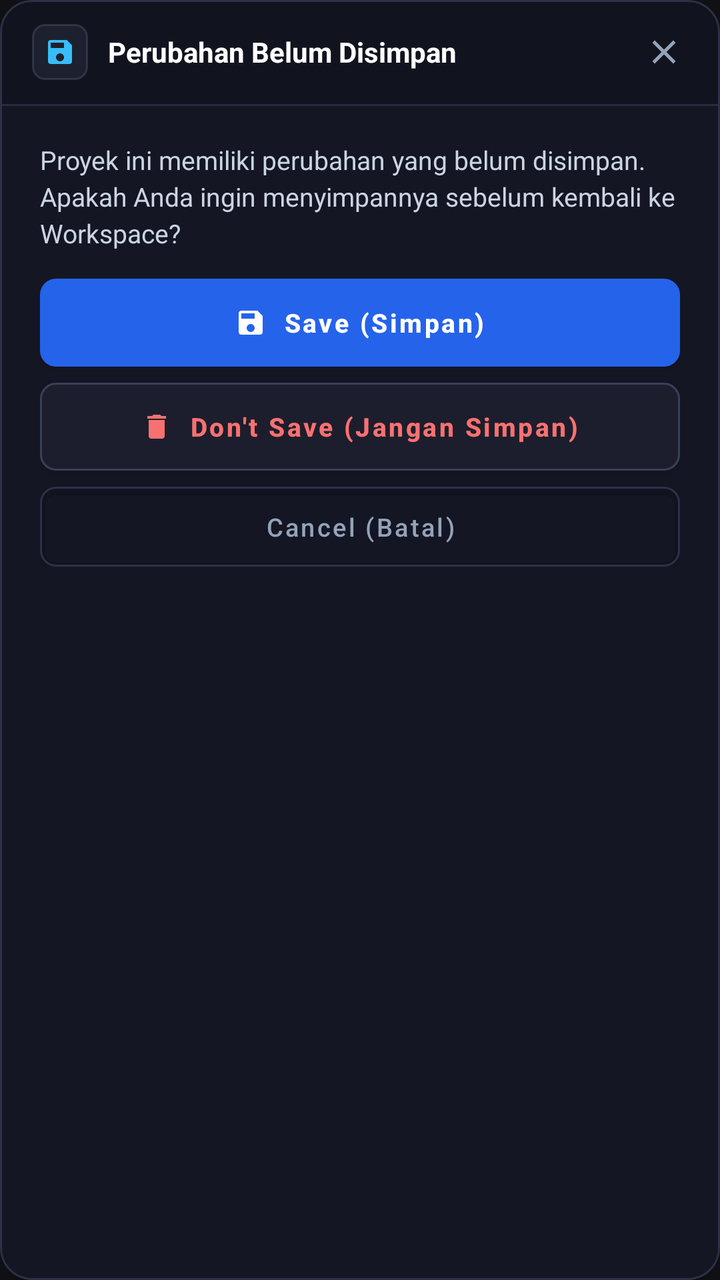
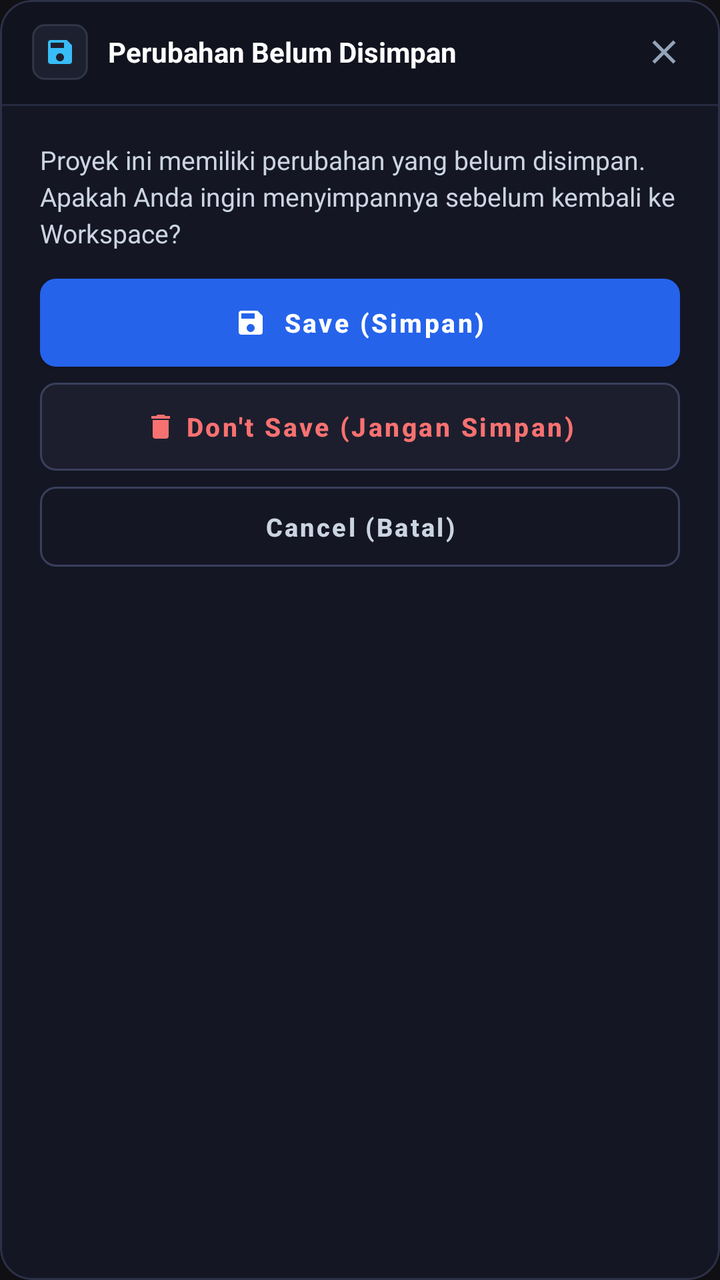

Two renders of the same Android screen: before a commit and after it. Below are the layout's source before the change and the commit's diff.
<!-- AndroidManifest.xml: application theme Theme.Simurelay -->
<!-- res/layout/dialog_modern_unsaved_changes.xml -->
<?xml version="1.0" encoding="utf-8"?>
<com.google.android.material.card.MaterialCardView
    xmlns:android="http://schemas.android.com/apk/res/android"
    xmlns:app="http://schemas.android.com/apk/res-auto"
    android:layout_width="match_parent"
    android:layout_height="wrap_content"
    android:layout_margin="16dp"
    app:cardBackgroundColor="#141624"
    app:cardCornerRadius="16dp"
    app:cardElevation="16dp"
    app:strokeColor="#2d3148"
    app:strokeWidth="1dp">

    <LinearLayout
        android:layout_width="match_parent"
        android:layout_height="wrap_content"
        android:orientation="vertical">

        
        <LinearLayout
            android:layout_width="match_parent"
            android:layout_height="52dp"
            android:gravity="center_vertical"
            android:orientation="horizontal"
            android:background="#11131f"
            android:paddingStart="16dp"
            android:paddingEnd="12dp">

            <FrameLayout
                android:layout_width="28dp"
                android:layout_height="28dp"
                android:background="@drawable/bg_status_badge_off">

                <ImageView
                    android:id="@+id/ivUnsavedHeaderIcon"
                    android:layout_width="16dp"
                    android:layout_height="16dp"
                    android:layout_gravity="center"
                    android:src="@drawable/ic_menu_save"
                    app:tint="#38bdf8"
                    android:contentDescription="Save Icon" />
            </FrameLayout>

            <TextView
                android:id="@+id/tvUnsavedHeaderTitle"
                android:layout_width="0dp"
                android:layout_height="wrap_content"
                android:layout_weight="1"
                android:layout_marginStart="10dp"
                android:text="Perubahan Belum Disimpan"
                android:textColor="#ffffff"
                android:textSize="14sp"
                android:textStyle="bold" />

            <ImageView
                android:id="@+id/btnCloseUnsaved"
                android:layout_width="32dp"
                android:layout_height="32dp"
                android:padding="6dp"
                android:src="@drawable/ic_close"
                android:background="?android:attr/selectableItemBackgroundBorderless"
                android:clickable="true"
                android:focusable="true"
                app:tint="#94a3b8"
                android:contentDescription="Close" />
        </LinearLayout>

        <View
            android:layout_width="match_parent"
            android:layout_height="1dp"
            android:background="#262a40" />

        
        <LinearLayout
            android:layout_width="match_parent"
            android:layout_height="wrap_content"
            android:orientation="vertical"
            android:paddingStart="20dp"
            android:paddingTop="18dp"
            android:paddingEnd="20dp"
            android:paddingBottom="14dp">

            <TextView
                android:id="@+id/tvUnsavedMessage"
                android:layout_width="match_parent"
                android:layout_height="wrap_content"
                android:text="Proyek ini memiliki perubahan yang belum disimpan. Apakah Anda ingin menyimpannya sebelum kembali ke Workspace?"
                android:textColor="#cbd5e1"
                android:textSize="13sp"
                android:lineSpacingExtra="3dp" />
        </LinearLayout>

        
        <LinearLayout
            android:layout_width="match_parent"
            android:layout_height="wrap_content"
            android:orientation="vertical"
            android:paddingStart="20dp"
            android:paddingEnd="20dp"
            android:paddingBottom="20dp">

            
            <com.google.android.material.button.MaterialButton
                android:id="@+id/btnSaveUnsaved"
                android:layout_width="match_parent"
                android:layout_height="44dp"
                android:text="Save (Simpan)"
                android:textColor="#ffffff"
                android:textSize="13sp"
                android:textStyle="bold"
                android:textAllCaps="false"
                app:backgroundTint="#2563eb"
                app:cornerRadius="8dp"
                app:icon="@drawable/ic_menu_save"
                app:iconGravity="textStart"
                app:iconSize="16dp"
                app:iconTint="#ffffff"
                android:insetTop="0dp"
                android:insetBottom="0dp" />

            
            <com.google.android.material.button.MaterialButton
                android:id="@+id/btnDontSaveUnsaved"
                android:layout_width="match_parent"
                android:layout_height="44dp"
                android:layout_marginTop="8dp"
                android:text="Don't Save (Jangan Simpan)"
                android:textColor="#f87171"
                android:textSize="13sp"
                android:textStyle="bold"
                android:textAllCaps="false"
                app:backgroundTint="#1c1e2d"
                app:strokeColor="#3a3f5c"
                app:strokeWidth="1dp"
                app:cornerRadius="8dp"
                app:icon="@drawable/ic_delete"
                app:iconGravity="textStart"
                app:iconSize="16dp"
                app:iconTint="#f87171"
                android:insetTop="0dp"
                android:insetBottom="0dp" />

            
            <com.google.android.material.button.MaterialButton
                android:id="@+id/btnCancelUnsaved"
                android:layout_width="match_parent"
                android:layout_height="40dp"
                android:layout_marginTop="8dp"
                android:text="Cancel (Batal)"
                android:textColor="#94a3b8"
                android:textSize="12.5sp"
                android:textAllCaps="false"
                app:backgroundTint="@android:color/transparent"
                app:strokeColor="#2d3148"
                app:strokeWidth="1dp"
                app:cornerRadius="8dp"
                android:insetTop="0dp"
                android:insetBottom="0dp" />
        </LinearLayout>

    </LinearLayout>
</com.google.android.material.card.MaterialCardView>
<!-- resources referenced by this layout -->
<resources>
  <!-- drawable bg_status_badge_off (drawable) -->
  <?xml version="1.0" encoding="utf-8"?>
  <shape xmlns:android="http://schemas.android.com/apk/res/android"
      android:shape="rectangle">
      <corners android:radius="6dp" />
      <solid android:color="#2664748b" />
      <stroke
          android:width="1dp"
          android:color="#4d64748b" />
  </shape>
  <!-- drawable ic_close (drawable) -->
  <vector xmlns:android="http://schemas.android.com/apk/res/android"
      android:width="24dp"
      android:height="24dp"
      android:viewportWidth="24"
      android:viewportHeight="24">
    <path
        android:fillColor="#ffffff"
        android:pathData="M19,6.41L17.59,5 12,10.59 6.41,5 5,6.41 10.59,12 5,17.59 6.41,19 12,13.41 17.59,19 19,17.59 13.41,12z"/>
  </vector>
  <!-- drawable ic_delete (drawable) -->
  <vector xmlns:android="http://schemas.android.com/apk/res/android"
      android:width="24dp"
      android:height="24dp"
      android:viewportWidth="24"
      android:viewportHeight="24">
      <path
          android:fillColor="#FFFFFFFF"
          android:pathData="M6,19c0,1.1 0.9,2 2,2h8c1.1,0 2,-0.9 2,-2V7H6v12zM19,4h-3.5l-1,-1h-5l-1,1H5v2h14V4z"/>
  </vector>
  <!-- drawable ic_menu_save (drawable) -->
  <vector xmlns:android="http://schemas.android.com/apk/res/android"
      android:width="24dp"
      android:height="24dp"
      android:viewportWidth="24"
      android:viewportHeight="24">
      <path
          android:fillColor="#FFFFFFFF"
          android:pathData="M17,3H5c-1.11,0 -2,0.9 -2,2v14c0,1.1 0.89,2 2,2h14c1.1,0 2,-0.9 2,-2V7l-4,-4zm-5,16c-1.66,0 -3,-1.34 -3,-3s1.34,-3 3,-3 3,1.34 3,3 -1.34,3 -3,3zm3,-10H5V5h10v4z"/>
  </vector>
  <style name="Theme.Simurelay" parent="Theme.MaterialComponents.NoActionBar">
          <item name="android:windowBackground">#121216</item>
          <item name="android:colorBackground">#121216</item>
          <item name="android:windowNoTitle">true</item>
          <item name="android:windowFullscreen">false</item>
          <item name="android:statusBarColor">@android:color/transparent</item>
          <item name="android:navigationBarColor">@android:color/transparent</item>
          <item name="android:windowDrawsSystemBarBackgrounds">true</item>
          <item name="colorPrimary">#2563eb</item>
          <item name="colorPrimaryDark">#121216</item>
          <item name="colorAccent">#38bdf8</item>
      </style>
</resources>

<!-- the commit's change to res/layout/dialog_modern_unsaved_changes.xml (unified diff, before → after) -->
@@ -121,9 +121,12 @@
             
             <com.google.android.material.button.MaterialButton
                 android:id="@+id/btnDontSaveUnsaved"
+                style="@style/Widget.MaterialComponents.Button.OutlinedButton"
                 android:layout_width="match_parent"
                 android:layout_height="44dp"
                 android:layout_marginTop="8dp"
+                android:elevation="0dp"
+                android:stateListAnimator="@null"
                 android:text="Don't Save (Jangan Simpan)"
                 android:textColor="#f87171"
                 android:textSize="13sp"
@@ -143,15 +146,19 @@
             
             <com.google.android.material.button.MaterialButton
                 android:id="@+id/btnCancelUnsaved"
+                style="@style/Widget.MaterialComponents.Button.OutlinedButton"
                 android:layout_width="match_parent"
                 android:layout_height="40dp"
                 android:layout_marginTop="8dp"
+                android:elevation="0dp"
+                android:stateListAnimator="@null"
                 android:text="Cancel (Batal)"
-                android:textColor="#94a3b8"
+                android:textColor="#cbd5e1"
                 android:textSize="12.5sp"
+                android:textStyle="bold"
                 android:textAllCaps="false"
                 app:backgroundTint="@android:color/transparent"
-                app:strokeColor="#2d3148"
+                app:strokeColor="#3a3f5c"
                 app:strokeWidth="1dp"
                 app:cornerRadius="8dp"
                 android:insetTop="0dp"
